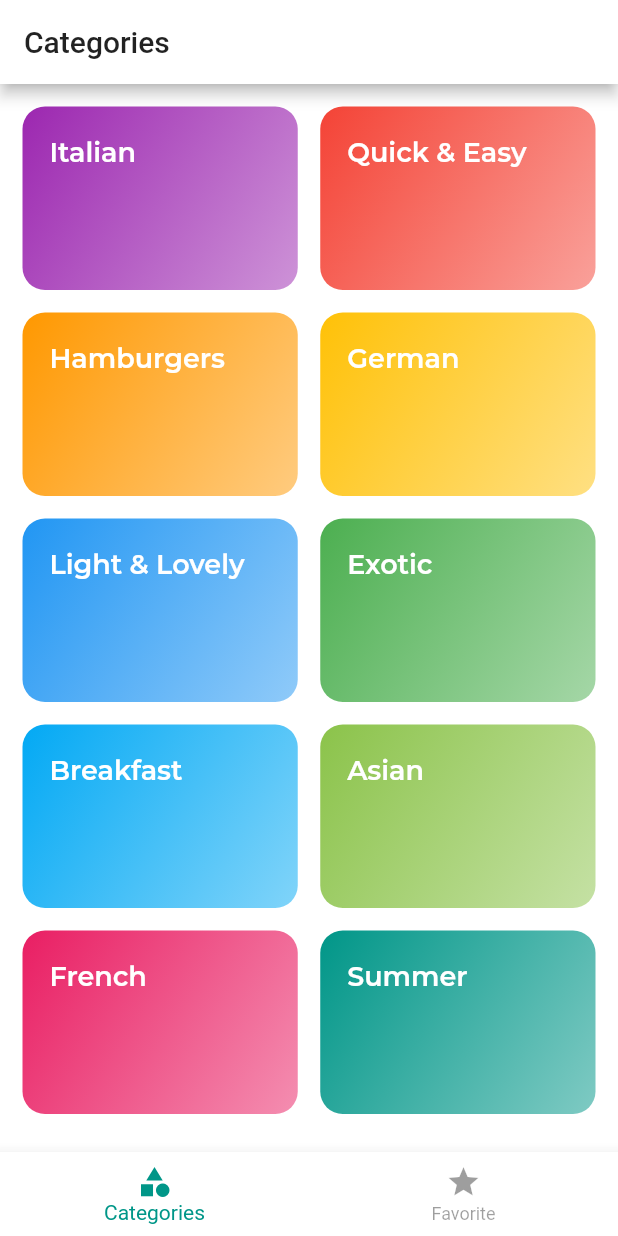
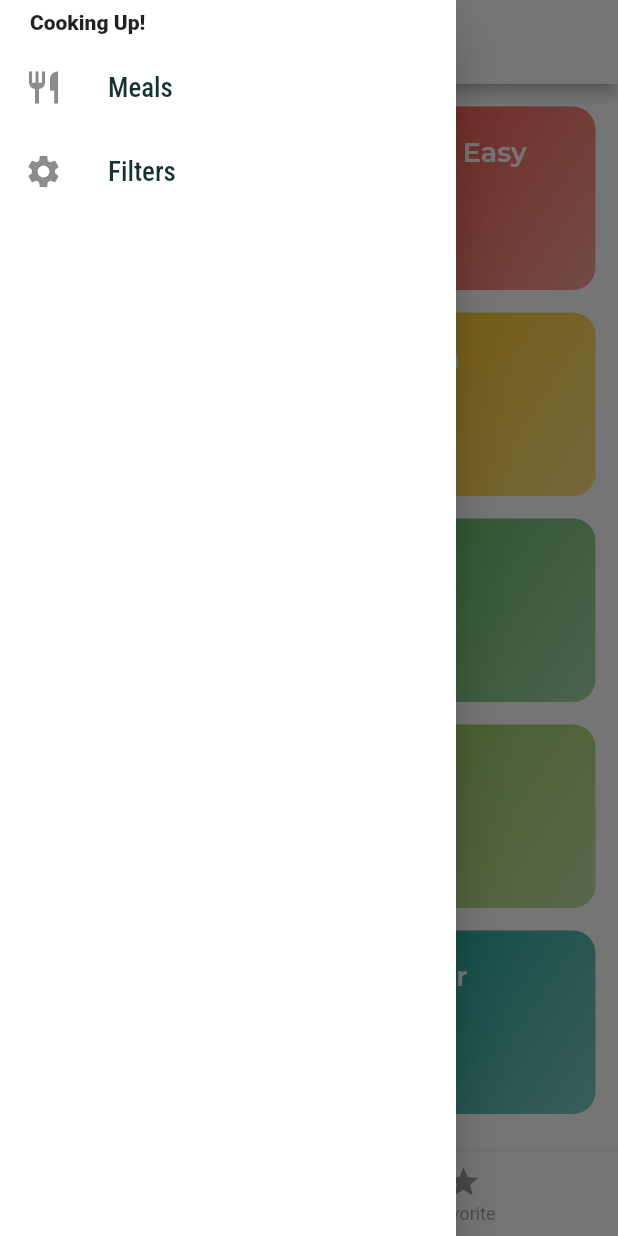
Before and after one commit to tamagossi/flutter-mealapp, a Flutter app: the screen it shows after launch, with the side drawer open (before the commit the screen has no drawer), on a phone screen of 412 x 824 dp. Run offline on Flutter 3.47's test engine with Material 2 defaults, Android fonts, the phone set to English and light mode, and no system bars; our stand-ins replace google_fonts.

Commit message:
feat(home): add drawer and filter screen
* construct side drawer
* construct filter screen

```diff
--- a/lib/main.dart
+++ b/lib/main.dart
@@ -1,6 +1,7 @@
 import 'package:flutter/material.dart';
 import 'package:google_fonts/google_fonts.dart';
 import 'package:mealapp/configs/colors.dart';
+import 'package:mealapp/screens/filters.dart';
 import 'package:mealapp/screens/home.dart';
 import 'package:mealapp/screens/categories.dart';
 import 'package:mealapp/screens/meals/detail.dart';
@@ -21,6 +22,7 @@ class MealApp extends StatelessWidget {
         MealCategoriesScreen.routeName: (ctx) => MealCategoriesScreen(),
         MealDetailScreen.routeName: (ctx) => MealDetailScreen(),
         MealsScreen.routeName: (ctx) => MealsScreen(),
+        FilterScreen.routeName: (ctx) => FilterScreen(),
       },
       theme: ThemeData(
         accentColor: Colors.amber,
--- a/lib/screens/categories.dart
+++ b/lib/screens/categories.dart
@@ -7,8 +7,7 @@ class MealCategoriesScreen extends StatelessWidget {
 
   @override
   Widget build(BuildContext context) {
-    return SafeArea(
-      child: GridView(
+    return GridView(
       padding: EdgeInsets.all(15),
       children: MEAL_CATEGORY_DUMMIES
           .map(
@@ -25,7 +24,6 @@ class MealCategoriesScreen extends StatelessWidget {
         mainAxisSpacing: 15,
         maxCrossAxisExtent: 200,
       ),
-      ),
     );
   }
 }
--- a/lib/screens/home.dart
+++ b/lib/screens/home.dart
@@ -1,6 +1,7 @@
 import 'package:flutter/material.dart';
 import 'package:mealapp/screens/categories.dart';
 import 'package:mealapp/screens/favorite.dart';
+import 'package:mealapp/widgets/organisms/main_drawer.dart';
 
 class HomeScreen extends StatefulWidget {
   @override
@@ -31,9 +32,8 @@ class _HomeScreenState extends State<HomeScreen> {
     return DefaultTabController(
       length: 2,
       child: Scaffold(
-          appBar: AppBar(
-            title: Text(_screens[_selectedScreen]['title']),
-          ),
+        appBar: AppBar(title: Text(_screens[_selectedScreen]['title'])),
+        drawer: SafeArea(child: OrganismMainDrawer()),
         bottomNavigationBar: BottomNavigationBar(
           backgroundColor: Colors.white,
           currentIndex: _selectedScreen,
@@ -51,7 +51,8 @@ class _HomeScreenState extends State<HomeScreen> {
             ),
           ],
         ),
-          body: _screens[_selectedScreen]['screen']),
+        body: SafeArea(child: _screens[_selectedScreen]['screen']),
+      ),
     );
   }
 }
--- /dev/null
+++ b/lib/widgets/atoms/drawer_item.dart
@@ -0,0 +1,42 @@
+import 'package:flutter/material.dart';
+import 'package:google_fonts/google_fonts.dart';
+
+class AtomDrawerItem extends StatelessWidget {
+  final IconData icon;
+  final String label;
+  final dynamic onTapItem;
+
+  AtomDrawerItem({
+    @required this.icon,
+    @required this.label,
+    this.onTapItem,
+  });
+
+  void goToScreen(BuildContext ctx) {
+    if (onTapItem is Function) {
+      onTapItem();
+      return;
+    }
+
+    Navigator.of(ctx).push(
+      MaterialPageRoute(
+        builder: (_) => onTapItem,
+      ),
+    );
+  }
+
+  @override
+  Widget build(BuildContext context) {
+    return ListTile(
+      leading: Icon(
+        icon,
+        size: 26,
+      ),
+      title: Text(
+        label,
+        style: GoogleFonts.robotoCondensed(fontSize: 18),
+      ),
+      onTap: () => goToScreen(context),
+    );
+  }
+}
--- a/lib/widgets/molecules/list_info.dart
+++ b/lib/widgets/molecules/list_info.dart
@@ -25,6 +25,7 @@ class MoleculeListInfo extends StatelessWidget {
               crossAxisAlignment: CrossAxisAlignment.start,
               children: contents
                   .map(
+                    // TODO: Change to the ListTile widget
                     (content) => Padding(
                       padding: const EdgeInsets.all(5),
                       child: Text('⚫   $content'),
--- /dev/null
+++ b/lib/widgets/organisms/main_drawer.dart
@@ -0,0 +1,39 @@
+import 'package:flutter/material.dart';
+import 'package:mealapp/screens/filters.dart';
+import 'package:mealapp/screens/home.dart';
+import 'package:mealapp/widgets/atoms/drawer_item.dart';
+
+class OrganismMainDrawer extends StatelessWidget {
+  @override
+  Widget build(BuildContext context) {
+    return Drawer(
+      child: Column(
+        children: [
+          Container(
+            alignment: Alignment.centerLeft,
+            color: Colors.white,
+            height: 30,
+            padding: EdgeInsets.symmetric(horizontal: 20),
+            width: double.infinity,
+            child: Text(
+              'Cooking Up!',
+              style: TextStyle(
+                fontWeight: FontWeight.w900,
+              ),
+            ),
+          ),
+          AtomDrawerItem(
+            icon: Icons.restaurant,
+            label: 'Meals',
+            onTapItem: HomeScreen(),
+          ),
+          AtomDrawerItem(
+            icon: Icons.settings,
+            label: 'Filters',
+            onTapItem: FilterScreen(),
+          ),
+        ],
+      ),
+    );
+  }
+}
```
Also changed, not shown: lib/screens/filters.dart (added, +26 -0 lines). Lines whose indentation alone changed are shown as unchanged.
